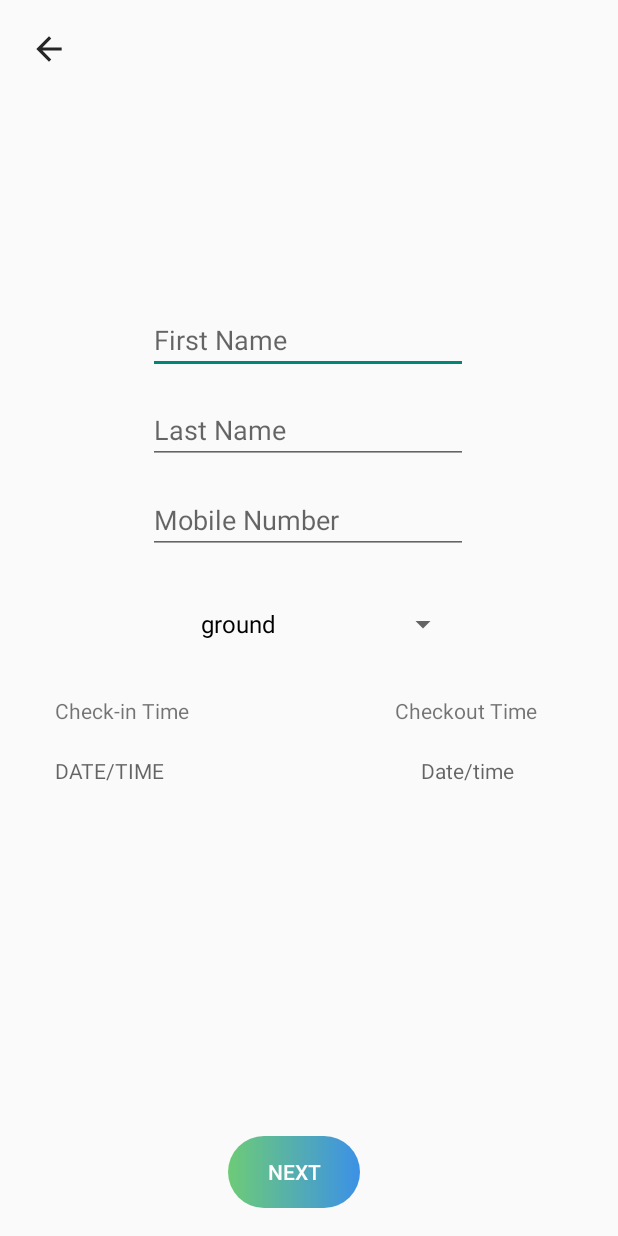
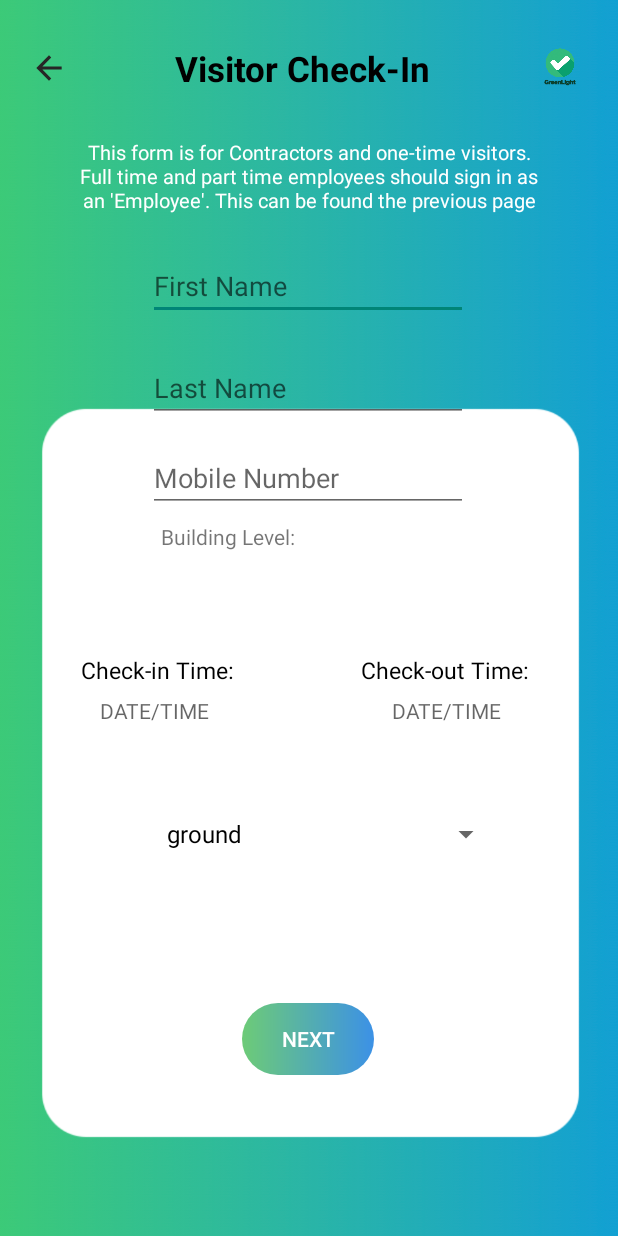
Before and after one commit to NOWISS/INFS3605-H16A-Group4, an Android app: the VisitorCheckIn screen opened directly, with no data from a screen before it, on a phone screen of 412 x 824 dp. Run offline under Robolectric (Android 15) with nearby library versions, the phone set to English and light mode, and no system bars.

Commit message:
checkin form employ, visitor

```diff
--- a/app/src/main/res/layout/activity_visitor_check_in.xml
+++ b/app/src/main/res/layout/activity_visitor_check_in.xml
@@ -3,6 +3,7 @@
     xmlns:app="http://schemas.android.com/apk/res-auto"
     xmlns:tools="http://schemas.android.com/tools"
     android:layout_width="match_parent"
+    android:background="@drawable/gradient2"
     android:layout_height="match_parent"
     tools:context=".VisitorCheckIn">
 
@@ -21,14 +22,62 @@
             android:layout_height="25dp"
             android:layout_centerVertical="true"
             android:src="@drawable/ic_baseline_arrow_back_24" />
+        <ImageView
+            android:id="@+id/que"
+            android:layout_width="37dp"
+            android:layout_height="37dp"
+            android:layout_alignParentEnd="true"
+            android:layout_centerVertical="true"
+            android:src="@drawable/greenlight_logo" />
+
+        <TextView
+            android:id="@+id/textView22"
+            android:layout_width="wrap_content"
+            android:layout_height="wrap_content"
+            android:layout_alignParentEnd="true"
+            android:layout_centerVertical="true"
+            android:layout_marginStart="20dp"
+            android:layout_marginTop="20dp"
+            android:layout_marginEnd="105dp"
+            android:text="Visitor Check-In"
+            android:textAlignment="center"
+            android:textColor="#000000"
+            android:textSize="23dp"
+            android:textStyle="bold" />
 
 
     </RelativeLayout>
+
+    <ImageView
+        android:id="@+id/imageView8"
+        android:layout_width="363dp"
+        android:layout_height="540dp"
+        app:layout_constraintBottom_toBottomOf="parent"
+        app:layout_constraintEnd_toEndOf="parent"
+        app:layout_constraintStart_toStartOf="parent"
+        app:layout_constraintTop_toTopOf="parent"
+        app:layout_constraintVertical_bias="0.865"
+        app:srcCompat="@drawable/rectangle_1" />
+
+    <TextView
+        android:id="@+id/textView24"
+        android:layout_width="313dp"
+        android:layout_height="59dp"
+        android:text="This form is for Contractors and one-time visitors. Full time and part time employees should sign in as an 'Employee'. This can be found the previous page"
+        android:textAlignment="center"
+        android:textColor="#FFFFFF"
+        android:textSize="13dp"
+        app:layout_constraintBottom_toBottomOf="parent"
+        app:layout_constraintEnd_toEndOf="parent"
+        app:layout_constraintStart_toStartOf="parent"
+        app:layout_constraintTop_toTopOf="parent"
+        app:layout_constraintVertical_bias="0.12" />
+
     <EditText
         android:id="@+id/fnames_visitor"
         android:layout_width="wrap_content"
         android:layout_height="wrap_content"
-        android:layout_marginTop="204dp"
+        android:layout_marginTop="168dp"
         android:ems="10"
         android:hint="First Name"
         app:layout_constraintEnd_toEndOf="parent"
@@ -40,7 +89,7 @@
         android:id="@+id/mobile_visitor"
         android:layout_width="wrap_content"
         android:layout_height="wrap_content"
-        android:layout_marginTop="324dp"
+        android:layout_marginTop="296dp"
         android:ems="10"
         android:hint="Mobile Number"
         android:inputType="number"
@@ -53,7 +102,7 @@
         android:id="@+id/lnames_visitor"
         android:layout_width="wrap_content"
         android:layout_height="wrap_content"
-        android:layout_marginTop="264dp"
+        android:layout_marginTop="236dp"
         android:ems="10"
         android:hint="Last Name"
         app:layout_constraintEnd_toEndOf="parent"
@@ -62,27 +111,40 @@
         app:layout_constraintTop_toTopOf="parent" />
 
     <android.widget.Button
-        android:textColor="#FFFFFF"
-        android:background="@drawable/login_button"
         android:id="@+id/visitor_next"
         android:layout_width="wrap_content"
         android:layout_height="wrap_content"
+        android:background="@drawable/login_button"
         android:text="NEXT"
+        android:textColor="#FFFFFF"
         app:layout_constraintBottom_toBottomOf="parent"
         app:layout_constraintEnd_toEndOf="parent"
-        app:layout_constraintHorizontal_bias="0.47"
+        app:layout_constraintHorizontal_bias="0.498"
         app:layout_constraintStart_toStartOf="parent"
         app:layout_constraintTop_toTopOf="parent"
-        app:layout_constraintVertical_bias="0.976"/>
+        app:layout_constraintVertical_bias="0.862" />
 
     <TextView
         android:id="@+id/textView13"
         android:layout_width="wrap_content"
         android:layout_height="wrap_content"
-        android:layout_marginTop="464dp"
-        android:text="Check-in Time"
+        android:layout_marginTop="436dp"
+        android:text="Check-in Time:"
+        android:textColor="#000000"
+        android:textSize="15dp"
         app:layout_constraintEnd_toEndOf="parent"
-        app:layout_constraintHorizontal_bias="0.114"
+        app:layout_constraintHorizontal_bias="0.175"
+        app:layout_constraintStart_toStartOf="parent"
+        app:layout_constraintTop_toTopOf="parent" />
+
+    <TextView
+        android:id="@+id/textView26"
+        android:layout_width="wrap_content"
+        android:layout_height="wrap_content"
+        android:layout_marginTop="348dp"
+        android:text="Building Level:"
+        app:layout_constraintEnd_toEndOf="parent"
+        app:layout_constraintHorizontal_bias="0.333"
         app:layout_constraintStart_toStartOf="parent"
         app:layout_constraintTop_toTopOf="parent" />
 
@@ -90,10 +152,10 @@
         android:id="@+id/checkin"
         android:layout_width="wrap_content"
         android:layout_height="wrap_content"
-        android:layout_marginTop="504dp"
+        android:layout_marginTop="464dp"
         android:hint="DATE/TIME"
         app:layout_constraintEnd_toEndOf="parent"
-        app:layout_constraintHorizontal_bias="0.109"
+        app:layout_constraintHorizontal_bias="0.197"
         app:layout_constraintStart_toStartOf="parent"
         app:layout_constraintTop_toTopOf="parent" />
 
@@ -101,10 +163,10 @@
         android:id="@+id/Checkout"
         android:layout_width="wrap_content"
         android:layout_height="wrap_content"
-        android:layout_marginTop="504dp"
-        android:hint="Date/time"
+        android:layout_marginTop="464dp"
+        android:hint="DATE/TIME"
         app:layout_constraintEnd_toEndOf="parent"
-        app:layout_constraintHorizontal_bias="0.802"
+        app:layout_constraintHorizontal_bias="0.772"
         app:layout_constraintStart_toStartOf="parent"
         app:layout_constraintTop_toTopOf="parent" />
 
@@ -112,21 +174,24 @@
         android:id="@+id/textView14"
         android:layout_width="wrap_content"
         android:layout_height="wrap_content"
-        android:layout_marginTop="464dp"
-        android:text="Checkout Time"
+        android:layout_marginTop="436dp"
+        android:text="Check-out Time:"
+        android:textColor="#000000"
+        android:textSize="15dp"
         app:layout_constraintEnd_toEndOf="parent"
-        app:layout_constraintHorizontal_bias="0.829"
+        app:layout_constraintHorizontal_bias="0.803"
         app:layout_constraintStart_toStartOf="parent"
         app:layout_constraintTop_toTopOf="parent" />
 
     <Spinner
         android:id="@+id/spinner_visitor"
-        android:layout_width="200dp"
-        android:layout_height="wrap_content"
-        android:layout_marginBottom="364dp"
+        android:layout_width="251dp"
+        android:layout_height="64dp"
+        android:layout_marginBottom="236dp"
         android:padding="20dp"
         app:layout_constraintBottom_toBottomOf="parent"
         app:layout_constraintEnd_toEndOf="parent"
+        app:layout_constraintHorizontal_bias="0.518"
         app:layout_constraintStart_toStartOf="parent" />
 
 </androidx.constraintlayout.widget.ConstraintLayout>
```
Also changed, not shown: app/src/main/res/layout/activity_employee_main.xml (+105 -77 lines), app/src/main/res/layout/activity_select_portal.xml (+52 -21 lines), app/src/main/res/drawable/gradient2.png (added), app/src/main/res/drawable/rectangle.png (added), app/src/main/res/drawable/rectangle_1.png (added).
